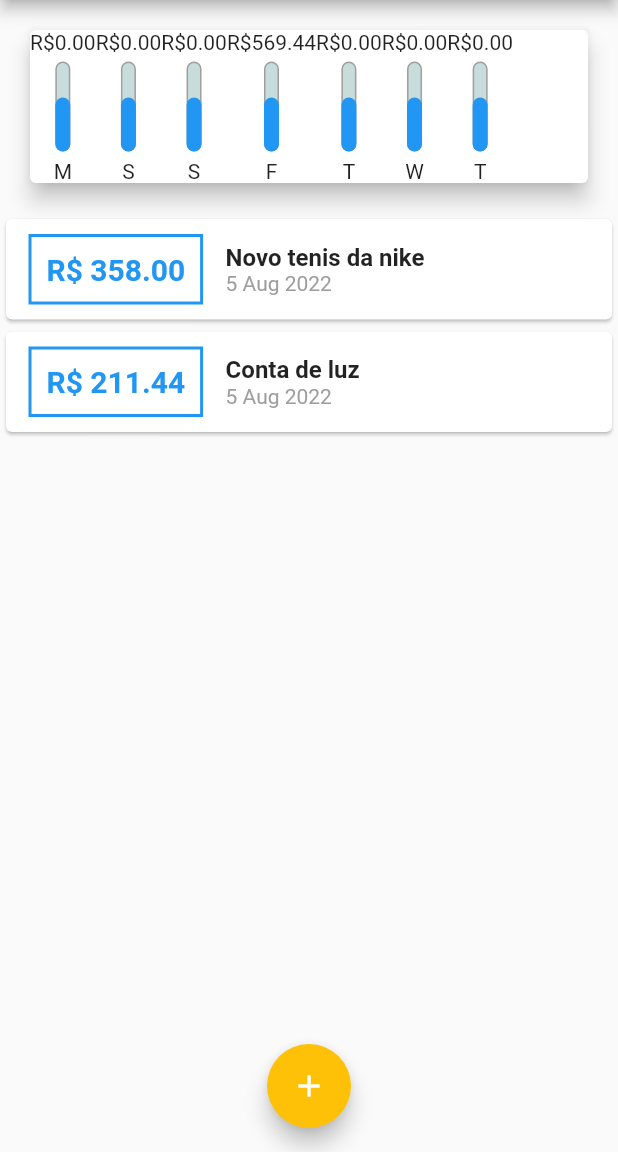
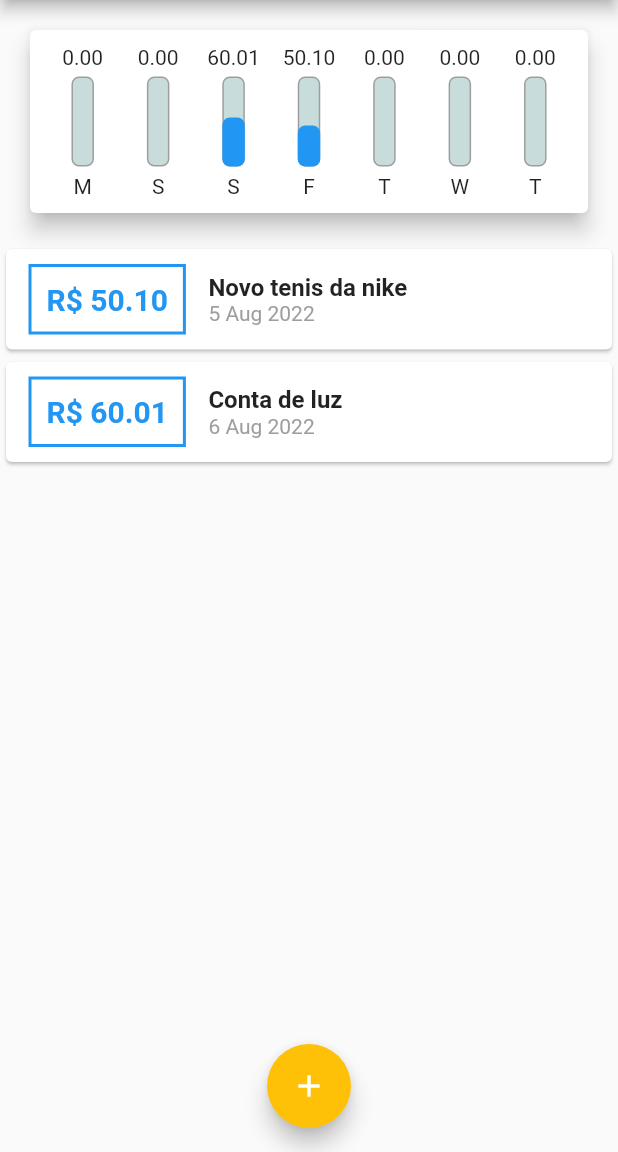
Before and after one commit to FabianoSouzaPereira/expenses, a Flutter app: the screen it shows after launch, on a phone screen of 412 x 824 dp, the part 84-1236 px from its top. Run offline on Flutter 3.47's test engine with Material 2 defaults, Android fonts, the phone set to English and light mode, and no system bars.

Commit message:
add FittedBox

```diff
--- a/lib/components/chart.dart
+++ b/lib/components/chart.dart
@@ -34,20 +34,32 @@ class Chart extends StatelessWidget {
     });
   }
 
+  double get _weekTotalValue {
+    return groupedtransations.fold(0.0, (sum, tr) {
+      return sum + (tr['value'] as double);
+    });
+  }
+
   @override
   Widget build(BuildContext context) {
-    groupedtransations;
     return Card(
         elevation: 6,
         margin: const EdgeInsets.all(20),
+        child: Padding(
+          padding: const EdgeInsets.all(10.0),
           child: Row(
+            mainAxisAlignment: MainAxisAlignment.spaceAround,
             children: groupedtransations.map((tr) {
-            return ChartBar(
+              return Flexible(
+                fit: FlexFit.tight,
+                child: ChartBar(
                   label: tr['day'].toString(),
                   value: double.parse(tr['value'].toString()).toDouble(),
-              percentage: 0.6,
+                  percentage: (tr['value'] as double) / _weekTotalValue,
+                ),
               );
             }).toList(),
+          ),
         ));
   }
 }
--- a/lib/components/chart_bar.dart
+++ b/lib/components/chart_bar.dart
@@ -15,11 +15,11 @@ class ChartBar extends StatelessWidget {
   Widget build(BuildContext context) {
     return Column(
       children: <Widget>[
-        Text('R\$${value.toStringAsFixed(2)}'),
+        FittedBox(child: Text('${value.toStringAsFixed(2)}')),
         SizedBox(height: 5),
         Container(
           height: 60,
-          width: 10,
+          width: 15,
           child: Stack(
             alignment: Alignment.bottomCenter,
             children: <Widget>[
--- a/lib/main.dart
+++ b/lib/main.dart
@@ -53,14 +53,14 @@ class _MyHomePageState extends State<MyHomePage> {
     Transaction(
       id: 't0',
       title: 'Novo tenis da nike',
-      value: 358.00,
+      value: 50.10,
       date: DateTime.now().subtract(const Duration(days: 3)),
     ),
     Transaction(
       id: 't1',
       title: 'Conta de luz',
-      value: 211.44,
-      date: DateTime.now().subtract(const Duration(days: 3)),
+      value: 60.01,
+      date: DateTime.now().subtract(const Duration(days: 2)),
     ),
   ];
 
```
Lines whose indentation alone changed are shown as unchanged.
